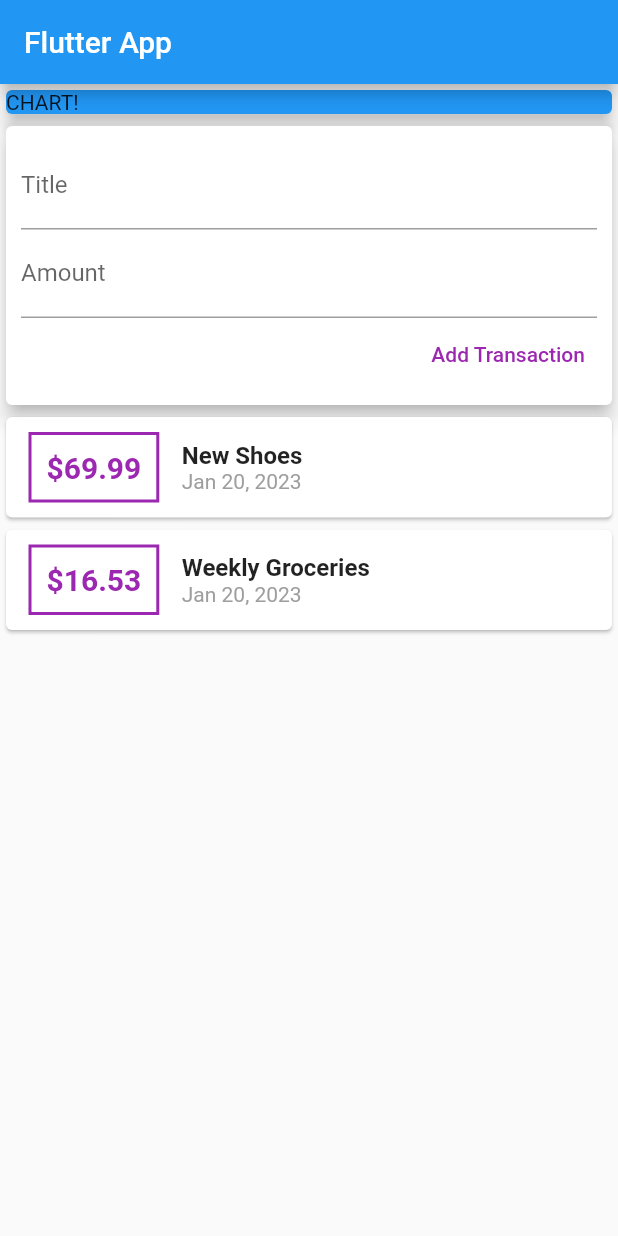
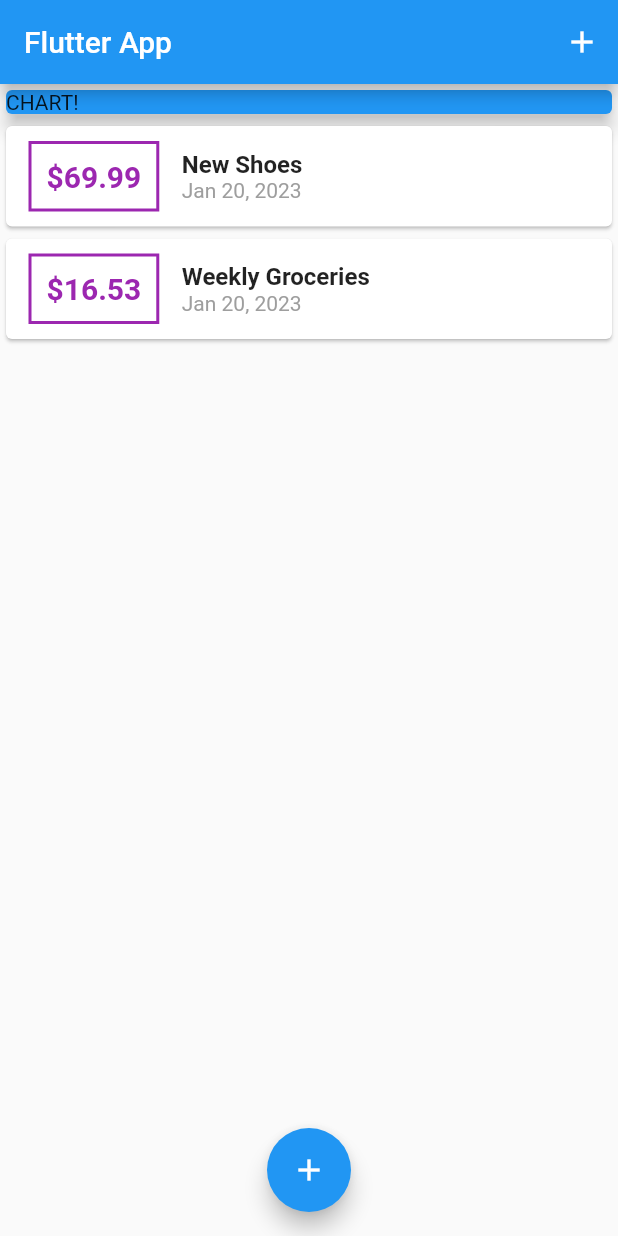
Before and after one commit to steadysamwise4/expense_planner, a Flutter app: the screen it shows after launch, on a phone screen of 412 x 824 dp. Run offline on Flutter 3.47's test engine with Material 2 defaults, Android fonts, the phone set to English and light mode, and no system bars.

Commit message:
Added action buttons and implemented basic modal for user input

```diff
--- a/lib/main.dart
+++ b/lib/main.dart
@@ -1,5 +1,9 @@
-import '../widgets/user_transactions.dart';
+import '../widgets/transaction_list.dart';
+
+import '../widgets/new_transaction.dart';
+
 import 'package:flutter/material.dart';
+import './models/transaction.dart';
 
 void main() => runApp(const MyApp());
 
@@ -8,40 +12,89 @@ class MyApp extends StatelessWidget {
 
   @override
   Widget build(BuildContext context) {
-    return MaterialApp(
+    return const MaterialApp(
       title: 'Flutter App',
       home: MyHomePage(),
     );
   }
 }
 
-class MyHomePage extends StatelessWidget {
-  MyHomePage({super.key});
+class MyHomePage extends StatefulWidget {
+  const MyHomePage({super.key});
+
+  @override
+  State<MyHomePage> createState() => _MyHomePageState();
+}
+
+class _MyHomePageState extends State<MyHomePage> {
+  final List<Transaction> _userTransactions = [
+    Transaction(
+        id: 't1', title: 'New Shoes', amount: 69.99, date: DateTime.now()),
+    Transaction(
+        id: 't2',
+        title: 'Weekly Groceries',
+        amount: 16.53,
+        date: DateTime.now())
+  ];
+
+  void _addNewTransaction(String txTitle, double txAmount) {
+    final newTx = Transaction(
+      title: txTitle,
+      amount: txAmount,
+      date: DateTime.now(),
+      id: DateTime.now().toString(),
+    );
+
+    setState(() {
+      _userTransactions.add(newTx);
+    });
+  }
 
   // String titleInput;
-  // String amountInput;
+  void _startAddNewTransaction(BuildContext ctx) {
+    showModalBottomSheet(
+      context: ctx,
+      builder: (bCtx) {
+        return GestureDetector(
+          onTap: () {},
+          behavior: HitTestBehavior.opaque,
+          child: NewTransaction(addTx: _addNewTransaction),
+        );
+      },
+    );
+  }
 
   @override
   Widget build(BuildContext context) {
     return Scaffold(
       appBar: AppBar(
         title: const Text('Flutter App'),
+        actions: <Widget>[
+          IconButton(
+              onPressed: () => _startAddNewTransaction(context),
+              icon: const Icon(Icons.add))
+        ],
       ),
       body: SingleChildScrollView(
         child: Column(
           crossAxisAlignment: CrossAxisAlignment.stretch,
           children: <Widget>[
-              Container(
+            const SizedBox(
               width: double.infinity,
-                child: const Card(
+              child: Card(
                 elevation: 5,
                 color: Colors.blue,
                 child: Text('CHART!'),
               ),
             ),
-              const UserTransactions(),
+            TransactionList(transactions: _userTransactions),
           ],
         ),
-        ));
+      ),
+      floatingActionButtonLocation: FloatingActionButtonLocation.centerFloat,
+      floatingActionButton: FloatingActionButton(
+          onPressed: () => _startAddNewTransaction(context),
+          child: const Icon(Icons.add)),
+    );
   }
 }
--- a/lib/widgets/transaction_list.dart
+++ b/lib/widgets/transaction_list.dart
@@ -1,4 +1,4 @@
-import 'package:expense_planner/models/transaction.dart';
+import '../models/transaction.dart';
 import 'package:flutter/material.dart';
 import 'package:intl/intl.dart';
 
@@ -9,7 +9,7 @@ class TransactionList extends StatelessWidget {
 
   @override
   Widget build(BuildContext context) {
-    return Container(
+    return SizedBox(
       height: 300,
       child: ListView.builder(
         itemBuilder: (ctx, index) {
--- a/lib/widgets/user_transactions.dart
+++ /dev/null
@@ -1,44 +0,0 @@
-import 'package:flutter/material.dart';
-import '../widgets/new_transaction.dart';
-import '../widgets/transaction_list.dart';
-import '../models/transaction.dart';
-
-class UserTransactions extends StatefulWidget {
-  const UserTransactions({super.key});
-
-  @override
-  State<UserTransactions> createState() => _UserTransactionsState();
-}
-
-class _UserTransactionsState extends State<UserTransactions> {
-  final List<Transaction> _userTransactions = [
-    Transaction(
-        id: 't1', title: 'New Shoes', amount: 69.99, date: DateTime.now()),
-    Transaction(
-        id: 't2',
-        title: 'Weekly Groceries',
-        amount: 16.53,
-        date: DateTime.now())
-  ];
-
-  void _addNewTransaction(String txTitle, double txAmount) {
-    final newTx = Transaction(
-      title: txTitle,
-      amount: txAmount,
-      date: DateTime.now(),
-      id: DateTime.now().toString(),
-    );
-
-    setState(() {
-      _userTransactions.add(newTx);
-    });
-  }
-
-  @override
-  Widget build(BuildContext context) {
-    return Column(children: <Widget>[
-      NewTransaction(addTx: _addNewTransaction),
-      TransactionList(transactions: _userTransactions),
-    ]);
-  }
-}
```
Also changed, not shown: lib/widgets/new_transaction.dart (+14 -5 lines). Lines whose indentation alone changed are shown as unchanged.
